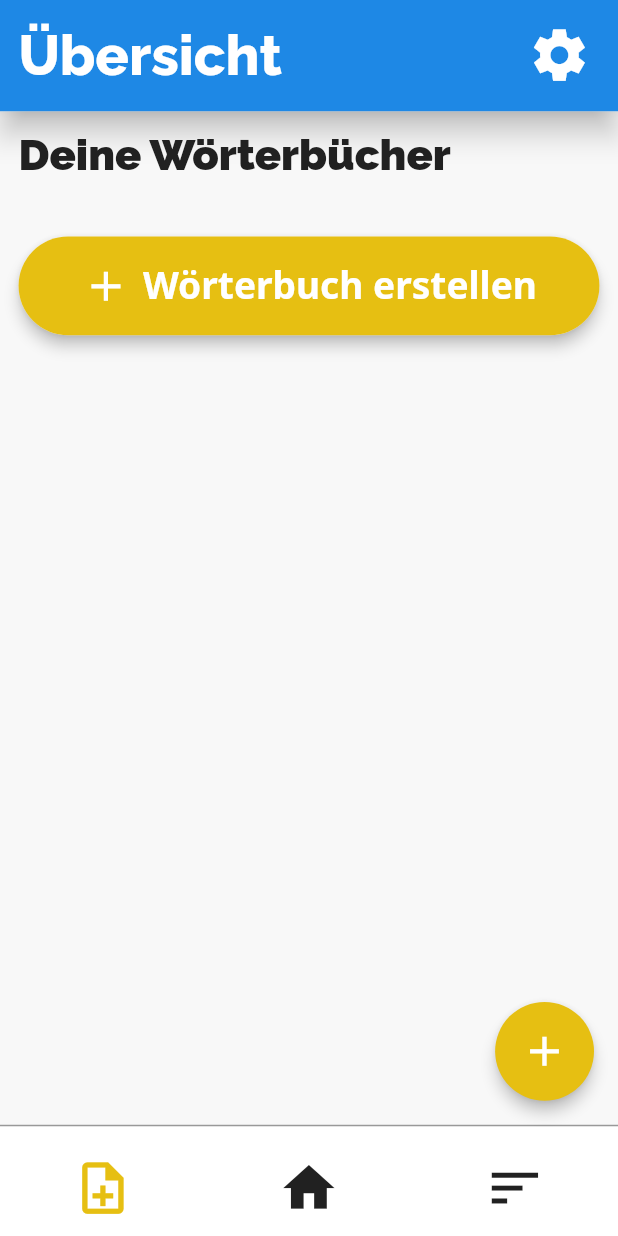
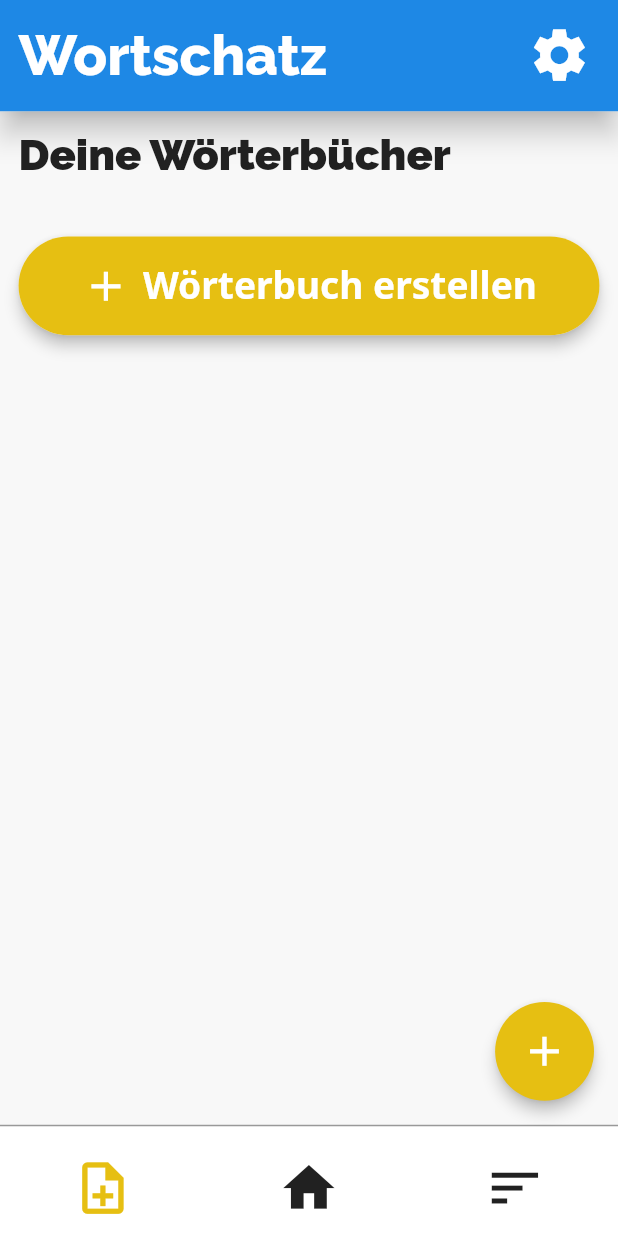
Before and after one commit to bastidmn/swoc_application, a Flutter app: the screen it shows after launch, scrolled down 263 dp, after a tap on the "note add" icon, on a phone screen of 412 x 824 dp. Run offline on Flutter 3.47's test engine with Material 2 defaults, Android fonts, the phone set to English and light mode, and no system bars; our stand-ins replace bloc, flutter_bloc, google_fonts, sqflite; accounts and stored records are empty.

Commit message:
- implemented starting_page_bloc.dart

```diff
--- a/lib/logic/blocs/starting_page_bloc.dart
+++ b/lib/logic/blocs/starting_page_bloc.dart
@@ -7,22 +7,22 @@ part 'starting_page_event.dart';
 
 part 'starting_page_state.dart';
 
-class StartingPageBloc extends Bloc<StartingPageEvent, int> {
-  StartingPageBloc() : super(1);
+class StartingPageBloc extends Bloc<StartingPageEvent, StartingPageState> {
+  StartingPageBloc() : super(StartingPageStateHome());
 
   @override
-  Stream<int> mapEventToState(
+  Stream<StartingPageState> mapEventToState(
     StartingPageEvent event,
   ) async* {
     switch (event) {
       case StartingPageEvent.dictionaries:
-        yield 0;
+        yield StartingPageStateDictionaries();
         break;
       case StartingPageEvent.home:
-        yield 1;
+        yield StartingPageStateHome();
         break;
       case StartingPageEvent.queries:
-        yield 2;
+        yield StartingPageStateQueries();
         break;
     }
   }
--- a/lib/logic/blocs/starting_page_state.dart
+++ b/lib/logic/blocs/starting_page_state.dart
@@ -1,6 +1,27 @@
 part of 'starting_page_bloc.dart';
 
 @immutable
-abstract class StartingPageState {}
+abstract class StartingPageState {
+  getPageCount();
+}
 
-class StartingPageInitial extends StartingPageState {}
+class StartingPageStateHome extends StartingPageState {
+  @override
+  getPageCount() {
+    return 1;
+  }
+}
+
+class StartingPageStateQueries extends StartingPageState {
+  @override
+  getPageCount() {
+    return 2;
+  }
+}
+
+class StartingPageStateDictionaries extends StartingPageState {
+  @override
+  getPageCount() {
+    return 0;
+  }
+}
--- a/lib/presentation/components/custom_app_bar.dart
+++ b/lib/presentation/components/custom_app_bar.dart
@@ -1,13 +1,11 @@
 import 'package:flutter/cupertino.dart';
 import 'package:flutter/material.dart';
+import 'package:flutter_bloc/flutter_bloc.dart';
 import 'package:google_fonts/google_fonts.dart';
 import 'package:swoc_application/constants/constants.dart';
+import 'package:swoc_application/logic/blocs/starting_page_bloc.dart';
 
 class CustomAppBar extends StatefulWidget {
-  String title;
-
-  CustomAppBar(this.title);
-
   @override
   _CustomAppBarState createState() => _CustomAppBarState();
 }
@@ -17,8 +15,6 @@ class _CustomAppBarState extends State<CustomAppBar> {
   Widget build(BuildContext context) {
     final double height = MediaQuery.of(context).size.height;
     final double width = MediaQuery.of(context).size.width;
-    String title = widget.title;
-
 
     return Material(
       elevation: 8.0,
@@ -41,13 +37,21 @@ class _CustomAppBarState extends State<CustomAppBar> {
           child: Row(
             mainAxisAlignment: MainAxisAlignment.spaceBetween,
             children: [
-              Text(
-                title, //'Startseite',
-                style: GoogleFonts.raleway(
-                  fontSize: height * 0.045,
-                  fontWeight: FontWeight.w800,
-                  color: primaryTextColor,
-                ),
+              BlocBuilder<StartingPageBloc, StartingPageState>(
+                builder: (context, state) {
+                  return Text(
+                    (state.getPageCount() == 1)
+                        ? 'Startseite'
+                        : (state.getPageCount() == 2)
+                            ? 'Abfragen'
+                            : 'Wortschatz',
+                    style: GoogleFonts.raleway(
+                      fontSize: height * 0.045,
+                      fontWeight: FontWeight.w800,
+                      color: primaryTextColor,
+                    ),
+                  );
+                },
               ),
               // Container(
               //   height: height * 0.1,
--- a/lib/presentation/pages/starting_page.dart
+++ b/lib/presentation/pages/starting_page.dart
@@ -5,13 +5,10 @@ import 'package:flutter_bloc/flutter_bloc.dart';
 import 'package:swoc_application/constants/constants.dart';
 import 'package:swoc_application/database/data_handler.dart';
 import 'package:swoc_application/logic/blocs/starting_page_bloc.dart';
-import 'package:swoc_application/models/language.dart';
-import 'package:swoc_application/models/word.dart';
 import 'package:swoc_application/presentation/components/custom_app_bar.dart';
 import 'package:swoc_application/presentation/components/custom_small_action_button.dart';
 import 'package:swoc_application/presentation/screens/dictionary_screen.dart';
 import 'package:swoc_application/presentation/screens/general_start_screen.dart';
-import 'package:swoc_application/presentation/screens/grammar_start_screen.dart';
 import 'package:swoc_application/presentation/screens/query_start_screen.dart';
 
 class StartingPage extends StatefulWidget {
@@ -20,38 +17,34 @@ class StartingPage extends StatefulWidget {
 }
 
 class _StartingPageState extends State<StartingPage> {
+  DataHandler dataHandler;
+
   final PageStorageBucket bucket = new PageStorageBucket();
-  DataHandler dataHandler;
   static List<Widget> pages = [
     DictionaryScreen(key: PageStorageKey('dictionary')),
     GeneralStartScreen(key: PageStorageKey('start')),
     QueryStartScreen(key: PageStorageKey('queries')),
   ];
-  CustomAppBar appBar = new CustomAppBar('Übersicht');
-
-  //StartingPageBloc startingPageBloc;
 
   @override
   void initState() {
     super.initState();
-    //startingPageBloc = BlocProvider.of<StartingPageBloc>(context);
   }
 
   @override
   void dispose() {
     super.dispose();
-    //startingPageBloc.close();
   }
 
   @override
   Widget build(BuildContext context) {
-    final double height = MediaQuery.of(context).size.height;
-    final double width = MediaQuery.of(context).size.width;
     PageController _pageController = new PageController(
       initialPage: 1,
     );
 
     return SafeArea(
+      child: BlocProvider(
+        create: (context) => StartingPageBloc(),
         child: Scaffold(
           backgroundColor: backgroundColor,
           floatingActionButtonLocation: FloatingActionButtonLocation.endFloat,
@@ -59,19 +52,32 @@ class _StartingPageState extends State<StartingPage> {
             icon: Icons.add,
             onTap: () => Navigator.pushNamed(context, '/newquery'),
           ),
-        //onTap: () => {dataHandler.addWord(test)}),
           body: Column(
             mainAxisSize: MainAxisSize.max,
             children: [
               //Custom App Bar
-            CustomAppBar(
-              'Übersicht',
+              BlocBuilder<StartingPageBloc, StartingPageState>(
+                builder: (context, state) {
+                  return CustomAppBar();
+                },
               ),
-            //Body:
-            //Letzte Abfrage Fortsetzen+Stats, Meine Abfragen, Neue Abfrage Vorschläge, Lernvideos(YT-Integration)
               Expanded(
                 child: PageStorage(
                   bucket: bucket,
+                  child: BlocListener<StartingPageBloc, StartingPageState>(
+                    listener: (context, state) {
+                      double from = _pageController.page;
+                      int to = state.getPageCount();
+                      ((to - from).abs() > 1)
+                          ? _pageController.animateToPage(to,
+                              duration: Duration(milliseconds: 1200),
+                              curve: Curves.ease)
+                          : _pageController.animateToPage(
+                              to,
+                              duration: Duration(milliseconds: 800),
+                              curve: Curves.ease,
+                            );
+                    },
                     child: PageView(
                       scrollDirection: Axis.horizontal,
                       controller: _pageController,
@@ -80,25 +86,10 @@ class _StartingPageState extends State<StartingPage> {
                     ),
                   ),
                 ),
+              ),
             ],
           ),
-        bottomNavigationBar: BottomNavBar(
-          onPageChange: (int page) {
-            setState(() {
-              ((page - _pageController.page).abs() > 1)
-                  ? _pageController.animateToPage(
-                      page,
-                      duration: Duration(milliseconds: 1200),
-                      curve: Curves.ease,
-                    )
-                  : _pageController.animateToPage(
-                      page,
-                      duration: Duration(milliseconds: 800),
-                      curve: Curves.ease,
-                    );
-              // _pageController.jumpToPage(page);
-            });
-          },
+          bottomNavigationBar: BottomNavBar(),
         ),
       ),
     );
@@ -106,30 +97,19 @@ class _StartingPageState extends State<StartingPage> {
 }
 
 class BottomNavBar extends StatefulWidget {
-  BottomNavBar({
-    this.onPageChange,
-  });
-
-  final Function onPageChange;
-
   @override
   _BottomNavBarState createState() => _BottomNavBarState();
 }
 
 class _BottomNavBarState extends State<BottomNavBar> {
-  int pageCounter = 1;
-
   @override
   Widget build(BuildContext context) {
     final double height = MediaQuery.of(context).size.height;
-    final double width = MediaQuery.of(context).size.width;
     Color _activeColor = accentColor;
     Color _passiveColor = secondaryTextColor;
-    int sensitivity = 12;
 
     //Widget
-    return GestureDetector(
-      child: Container(
+    return Container(
       height: height * 0.09,
       decoration: BoxDecoration(
         color: secondaryColor,
@@ -148,58 +128,63 @@ class _BottomNavBarState extends State<BottomNavBar> {
           //
           Expanded(
             child: IconButton(
-                icon: Icon(
+              icon: BlocBuilder<StartingPageBloc, StartingPageState>(
+                builder: (context, state) {
+                  return Icon(
                     //Icons.menu_book,
                     Icons.note_add_outlined,
                     size: height * 0.05,
-                  color: (pageCounter == 0) ? _activeColor : _passiveColor,
+                    color: (state.getPageCount() == 0)
+                        ? _activeColor
+                        : _passiveColor,
+                  );
+                },
               ),
-                onPressed: (pageCounter == 0)
-                    ? null
-                    : () {
-                        setState(() {
-                          pageCounter = 0;
-                        });
-                        widget.onPageChange(pageCounter);
+              onPressed: () {
+                context
+                    .read<StartingPageBloc>()
+                    .add(StartingPageEvent.dictionaries);
               },
             ),
           ),
           Expanded(
             child: IconButton(
-              icon: Icon(
+              icon: BlocBuilder<StartingPageBloc, StartingPageState>(
+                builder: (context, state) {
+                  return Icon(
                     Icons.home,
                     size: height * 0.05,
-                color: (pageCounter == 1) ? _activeColor : _passiveColor,
+                    color: (state.getPageCount() == 1)
+                        ? _activeColor
+                        : _passiveColor,
+                  );
+                },
               ),
-              onPressed: (pageCounter == 1)
-                  ? null
-                  : () {
-                      setState(() {
-                        pageCounter = 1;
-                      });
-                      widget.onPageChange(pageCounter);
+              onPressed: () {
+                context.read<StartingPageBloc>().add(StartingPageEvent.home);
               },
-            )),
+            ),
+          ),
           Expanded(
             child: IconButton(
-                icon: Icon(
+              icon: BlocBuilder<StartingPageBloc, StartingPageState>(
+                builder: (context, state) {
+                  return Icon(
                     Icons.sort,
                     size: height * 0.05,
-                  color: (pageCounter == 2) ? _activeColor : _passiveColor,
+                    color: (state.getPageCount() == 2)
+                        ? _activeColor
+                        : _passiveColor,
+                  );
+                },
               ),
-                onPressed: (pageCounter == 2)
-                    ? null
-                    : () {
-                        setState(() {
-                          pageCounter = 2;
-                        });
-                        widget.onPageChange(pageCounter);
+              onPressed: () {
+                context.read<StartingPageBloc>().add(StartingPageEvent.queries);
               },
             ),
           ),
         ],
       ),
-      ),
     );
   }
 }
```
Lines whose indentation alone changed are shown as unchanged.
